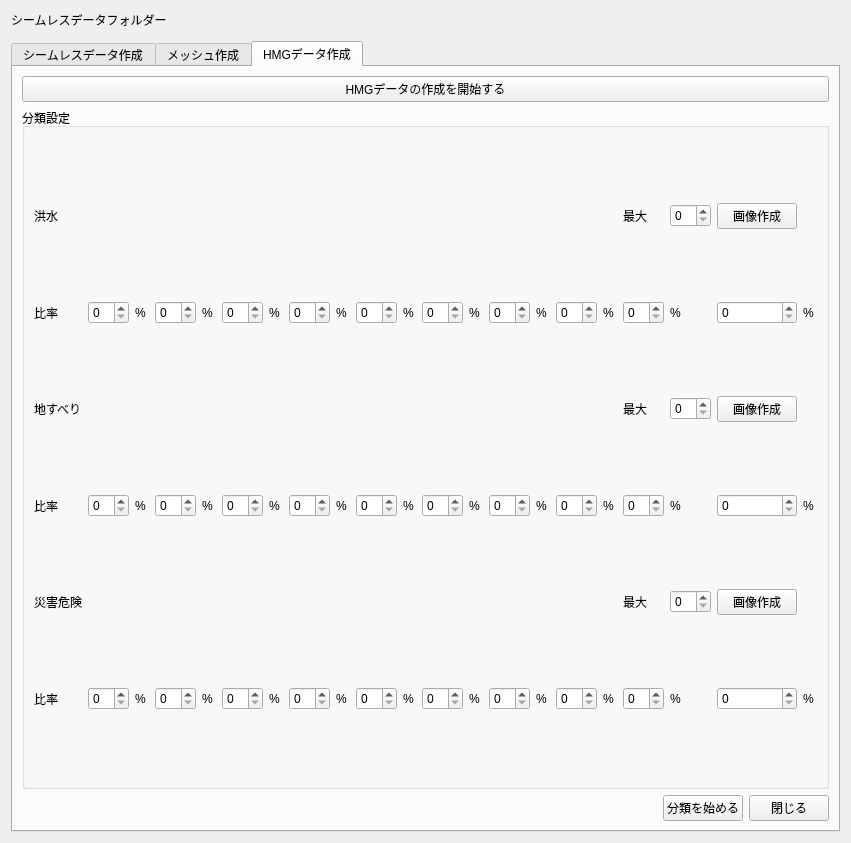
Before: the Qt Designer form ui/main_window.ui in 0712kazu/HazardMapGame_tool, drawn with Qt 5.
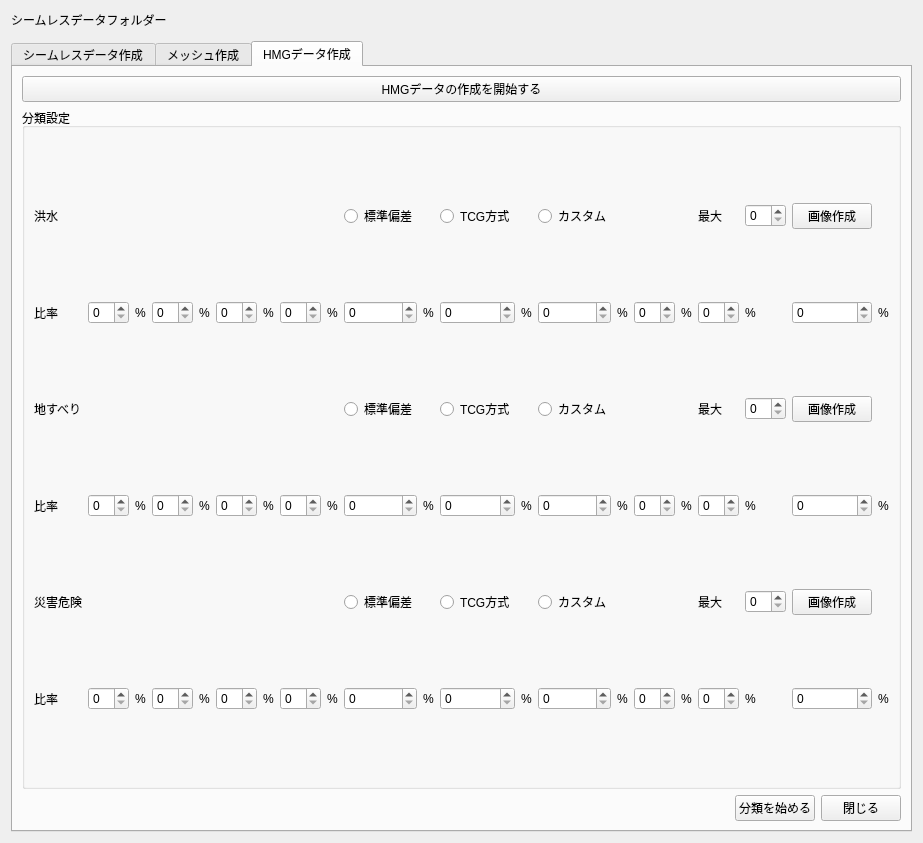
After: the same form once the commit is applied. The open tabs and pages were chosen to show the change. Custom widgets are drawn as their Qt base class.

Commit message: Implement standard deviation classification

```diff
--- a/ui/main_window.ui
+++ b/ui/main_window.ui
@@ -690,6 +690,38 @@
                 </property>
               </widget>
             </item>
+            <!-- classification methods -->
+            <item row="2" column="9">
+              <widget class="QRadioButton" name="radiobutton_stdev_kozui">
+              <property name="text">
+                <string>標準偏差</string>
+              </property>
+              <attribute name="buttonGroup">
+                <string notr="true">buttonGroup_kozui</string>
+              </attribute>
+              </widget>
+            </item>
+            <item row="2" column="11">
+              <widget class="QRadioButton" name="radiobutton_tcg_kozui">
+              <property name="text">
+                <string>TCG方式</string>
+              </property>
+              <attribute name="buttonGroup">
+                <string notr="true">buttonGroup_kozui</string>
+              </attribute>
+              </widget>
+            </item>
+            <item row="2" column="13">
+              <widget class="QRadioButton" name="radiobutton_custom_kozui">
+              <property name="text">
+                <string>カスタム</string>
+              </property>
+              <attribute name="buttonGroup">
+                <string notr="true">buttonGroup_kozui</string>
+              </attribute>
+              </widget>
+            </item>
+            <!-- breaks numbers -->
             <item row="2" column="17">
               <widget class="QLabel" name="label_classif_max_kozui">
                <property name="text">
@@ -835,6 +867,38 @@
                 </property>
               </widget>
             </item>
+            <!-- classification methods -->
+            <item row="8" column="9">
+              <widget class="QRadioButton" name="radiobutton_stdev_jisuberi">
+              <property name="text">
+                <string>標準偏差</string>
+              </property>
+              <attribute name="buttonGroup">
+                <string notr="true">buttonGroup_jisuberi</string>
+              </attribute>
+              </widget>
+            </item>
+            <item row="8" column="11">
+              <widget class="QRadioButton" name="radiobutton_tcg_jisuberi">
+              <property name="text">
+                <string>TCG方式</string>
+              </property>
+              <attribute name="buttonGroup">
+                <string notr="true">buttonGroup_jisuberi</string>
+              </attribute>
+              </widget>
+            </item>
+            <item row="8" column="13">
+              <widget class="QRadioButton" name="radiobutton_custom_jisuberi">
+              <property name="text">
+                <string>カスタム</string>
+              </property>
+              <attribute name="buttonGroup">
+                <string notr="true">buttonGroup_jisuberi</string>
+              </attribute>
+              </widget>
+            </item>
+            <!-- breaks max -->
             <item row="8" column="17">
               <widget class="QLabel" name="label_classif_max_jisuberi">
                <property name="text">
@@ -980,6 +1044,38 @@
                 </property>
               </widget>
             </item>
+            <!-- classification methods -->
+            <item row="10" column="9">
+              <widget class="QRadioButton" name="radiobutton_stdev_saigai">
+              <property name="text">
+                <string>標準偏差</string>
+              </property>
+              <attribute name="buttonGroup">
+                <string notr="true">buttonGroup_saigai</string>
+              </attribute>
+              </widget>
+            </item>
+            <item row="10" column="11">
+              <widget class="QRadioButton" name="radiobutton_tcg_saigai">
+              <property name="text">
+                <string>TCG方式</string>
+              </property>
+              <attribute name="buttonGroup">
+                <string notr="true">buttonGroup_saigai</string>
+              </attribute>
+              </widget>
+            </item>
+            <item row="10" column="13">
+              <widget class="QRadioButton" name="radiobutton_custom_saigai">
+              <property name="text">
+                <string>カスタム</string>
+              </property>
+              <attribute name="buttonGroup">
+                <string notr="true">buttonGroup_saigai</string>
+              </attribute>
+              </widget>
+            </item>
+            <!-- breaks numbers -->
             <item row="10" column="17">
               <widget class="QLabel" name="label_classif_max_saigai">
                <property name="text">
```
Left out of the diff: 10 changed lines with no effect on the pictures. The commit also changes 2 other files.
